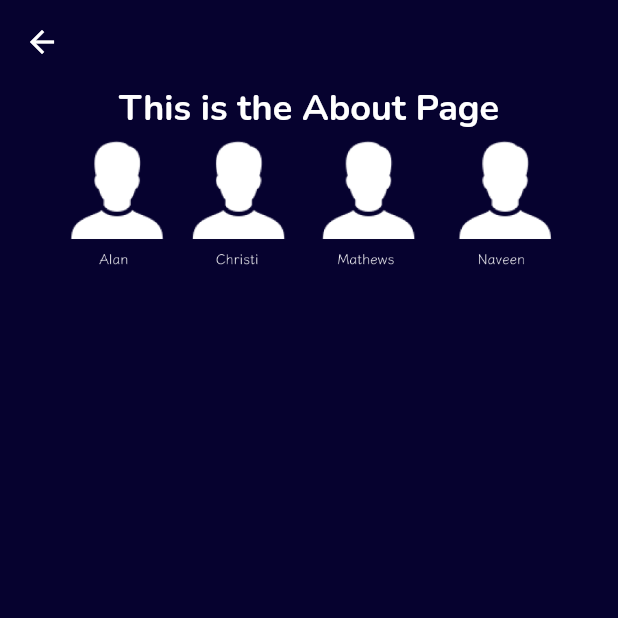
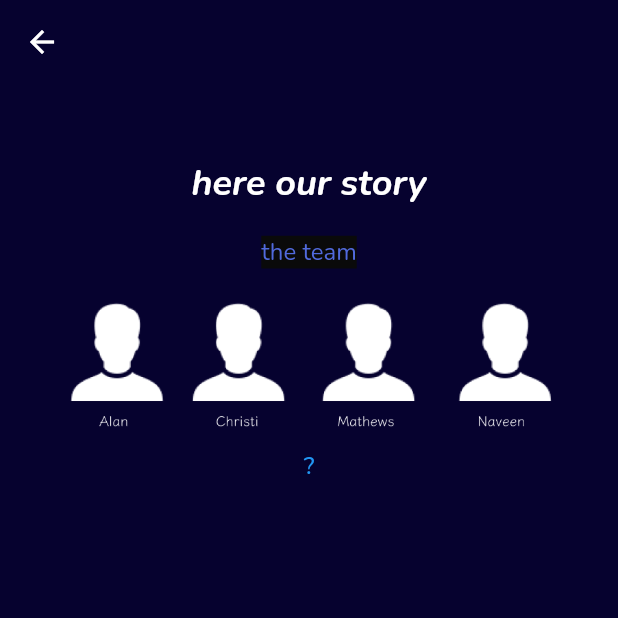
Before and after one commit to mathewspmathew/findmyjob, a Flutter app: the AboutPage screen opened directly, on a phone screen of 412 x 824 dp, the top half of it. Run offline on Flutter 3.47's test engine with Material 2 defaults, Android fonts, the phone set to English and light mode, and no system bars; our stand-ins replace cloud_firestore, firebase_auth, firebase_core, firebase_storage, flutter_custom_clippers, flutter_svg and 5 more; accounts and stored records are empty.

Commit message:
about diff

```diff
--- a/lib/views/screens/about.dart
+++ b/lib/views/screens/about.dart
@@ -1,4 +1,5 @@
 import 'package:findmyjob/constants.dart';
+import 'package:findmyjob/views/screens/think.dart';
 import 'package:flutter/material.dart';
 
 class AboutPage extends StatelessWidget {
@@ -13,17 +14,50 @@ class AboutPage extends StatelessWidget {
       body: Center(
         child: Column(
           children: [
+            SizedBox(
+              height: 50,
+            ),
             Text(
-              'This is the About Page',
+              'here our story',
               style: TextStyle(
                 fontSize: 24,
                 fontWeight: FontWeight.bold,
+                fontStyle: FontStyle.italic,
               ),
+            ),
+            SizedBox(
+              height: 18,
+            ),
+            Text(
+              'the team',
+              style: TextStyle(
+                fontSize: 16,
+                backgroundColor: Color.fromRGBO(10, 10, 10, 100),
+                color: Color(0xff516add),
+              ),
+            ),
+            SizedBox(
+              height: 18,
             ),
             Image.asset(
               'assets/images/grppic.png',
               height: 90,
             ),
+            TextButton(
+              onPressed: () {
+                Navigator.push(
+                  context,
+                  MaterialPageRoute(builder: (context) => Think()),
+                );
+              },
+              child: Text(
+                '?',
+                style: TextStyle(
+                  fontSize: 16,
+                  color: Colors.blue,
+                ),
+              ),
+            )
           ],
         ),
       ),
--- a/lib/views/screens/home_profile.dart
+++ b/lib/views/screens/home_profile.dart
@@ -257,7 +257,7 @@ class HomeProfile extends StatelessWidget {
                       color: Colors.blue,
                     ),
                   ),
-                )
+                ),
               ],
             ),
           ),
```
Also changed, not shown: lib/views/screens/think.dart (added, +22 -0 lines), assets/images/think.png (added).
